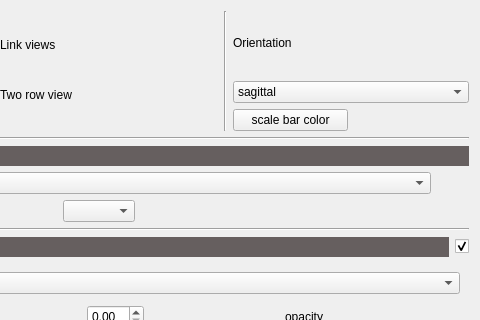
The window that vpv/ui/views/ui_datatab.ui (VCCRI/vpv) describes before a commit, drawn with Qt 5; both pictures show x 281 to 761 and y 0 to 320 of the 761 by 857 pixel window.
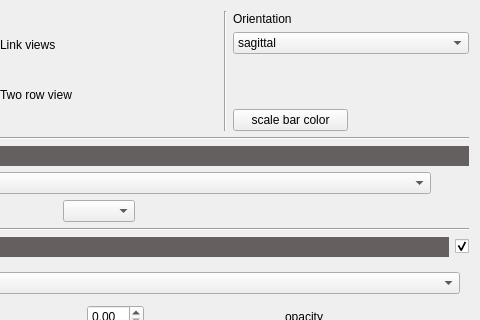
The same window after the commit. Icons and pictures are not drawn.

```diff
--- a/vpv/ui/views/ui_datatab.ui
+++ b/vpv/ui/views/ui_datatab.ui
@@ -206,7 +206,15 @@
           </layout>
          </item>
          <item>
-          <layout class="QHBoxLayout" name="horizontalLayout_4"/>
+          <layout class="QHBoxLayout" name="horizontalLayout_4">
+           <item>
+            <widget class="QLabel" name="labelNewVersion">
+             <property name="text">
+              <string/>
+             </property>
+            </widget>
+           </item>
+          </layout>
          </item>
          <item>
           <layout class="QHBoxLayout" name="horizontalLayout_5">
```
